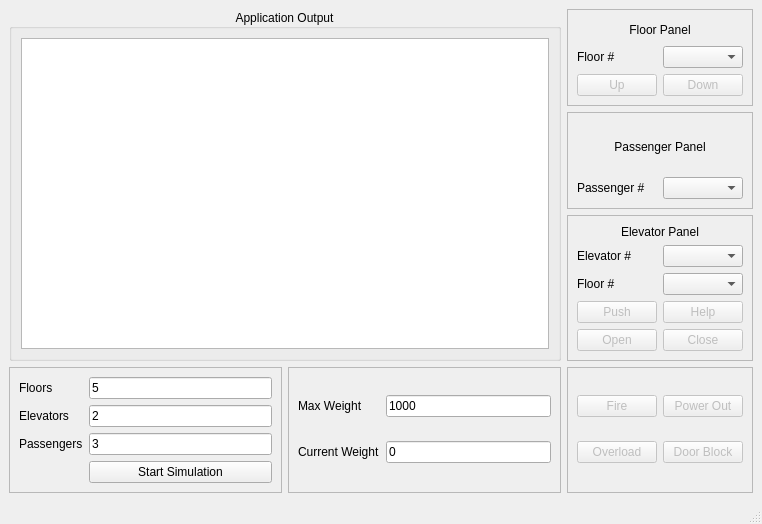
Qt form elevassign/mainwindow.ui (kenjisak/QtElevator) before a commit.
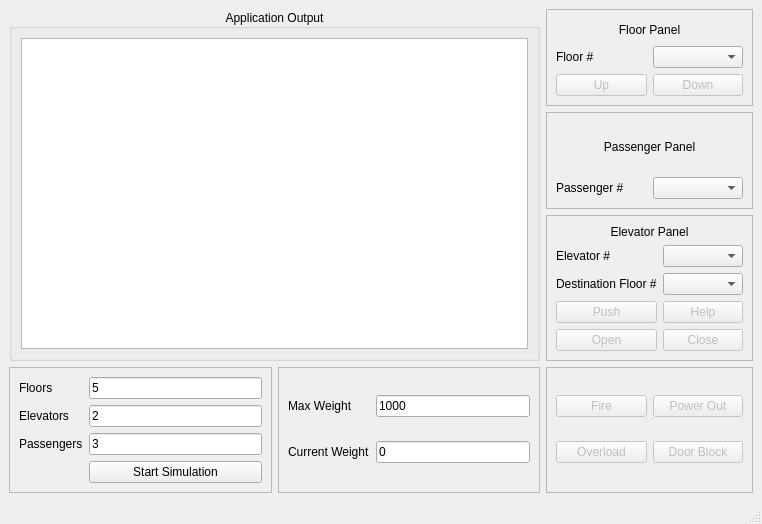
The same form after that commit.

Commit message: added more descriptive actions for open/close buttons

```diff
--- a/elevassign/mainwindow.ui
+++ b/elevassign/mainwindow.ui
@@ -203,7 +203,7 @@
        <item row="2" column="0">
         <widget class="QLabel" name="flrNumLabel_2">
          <property name="text">
-          <string>Floor #</string>
+          <string>Destination Floor #</string>
          </property>
         </widget>
        </item>
```
Left out of the diff: 4 changed lines with no effect on the pictures. The commit also changes 5 other files.
